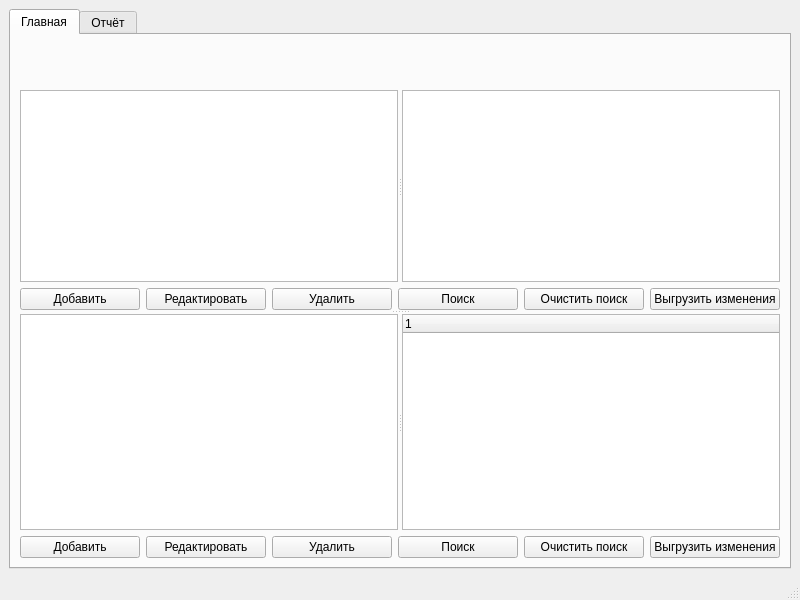
Before: the Qt Designer form src/gui/mainwindow.ui in molchanovsv/kursovaya2, drawn with Qt 5.
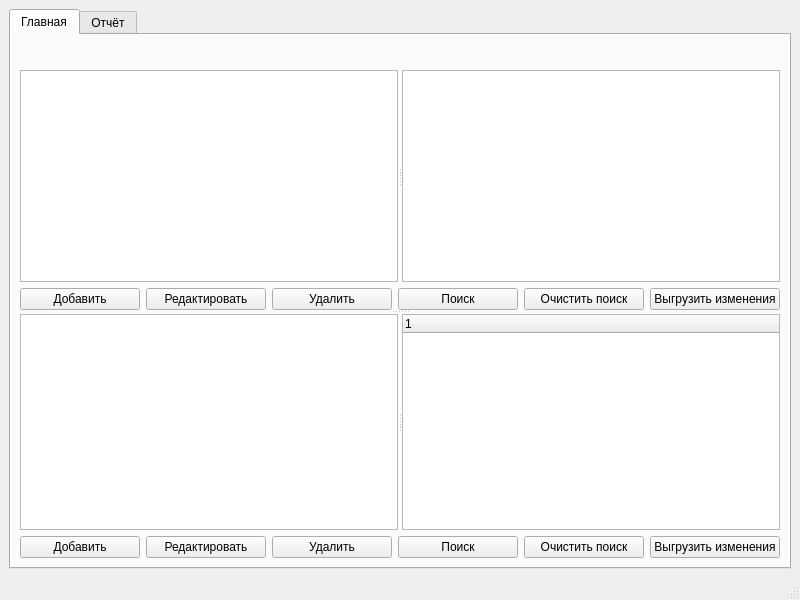
After: the same form once the commit is applied.

Commit message: Add Sans theme and adjust UI

What changed in the file:
```diff
--- a/src/gui/mainwindow.ui
+++ b/src/gui/mainwindow.ui
@@ -34,6 +34,18 @@
                  <property name="alignment">
                   <set>Qt::AlignCenter</set>
                  </property>
+                <property name="sizePolicy">
+                 <sizepolicy hsizetype="Preferred" vsizetype="Fixed">
+                  <horstretch>0</horstretch>
+                  <verstretch>0</verstretch>
+                 </sizepolicy>
+                </property>
+                <property name="maximumSize">
+                 <size>
+                  <width>16777215</width>
+                  <height>20</height>
+                 </size>
+                </property>
                 </widget>
                </item>
                <item>
```
Lines whose indentation alone changed are shown as unchanged. The commit also changes 4 other files.
